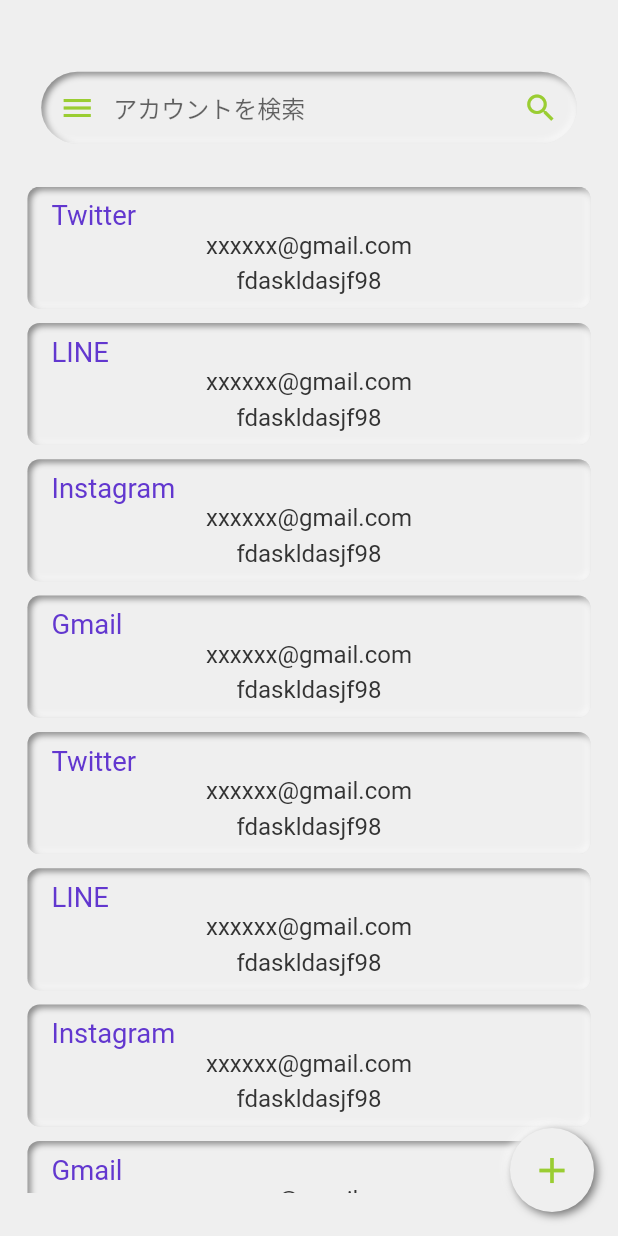
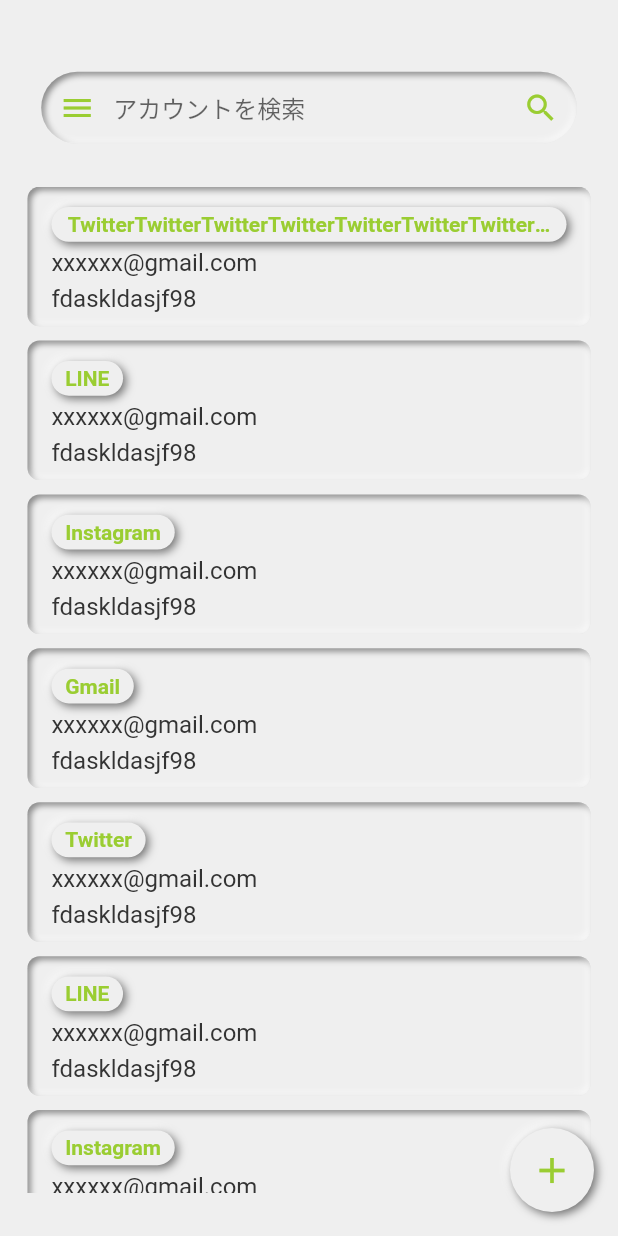
Before and after one commit to nowvilla-physi/account-management-ledger, a Flutter app: the screen it shows after launch, on a phone screen of 412 x 824 dp. Run offline on Flutter 3.47's test engine with Material 2 defaults, Android fonts, the phone set to English and light mode, and no system bars; drawn by our look-alikes of flutter_neumorphic, flutter_slidable; our stand-ins replace flutter_screenutil, freezed_annotation, logger, modal_bottom_sheet; statements that could not run were skipped.

Commit message:
アカウントタイルを実装した。

```diff
--- a/lib/app.dart
+++ b/lib/app.dart
@@ -8,7 +8,7 @@ class App extends StatelessWidget {
   @override
   Widget build(BuildContext context) {
     final data = [
-      Account("Twitter", "xxxxxx@gmail.com", "fdaskldasjf98"),
+      Account("TwitterTwitterTwitterTwitterTwitterTwitterTwitterTwitter", "xxxxxx@gmail.com", "fdaskldasjf98"),
       Account("LINE", "xxxxxx@gmail.com", "fdaskldasjf98"),
       Account("Instagram", "xxxxxx@gmail.com", "fdaskldasjf98"),
       Account("Gmail", "xxxxxx@gmail.com", "fdaskldasjf98"),
--- a/lib/component/account_tile.dart
+++ b/lib/component/account_tile.dart
@@ -1,4 +1,3 @@
-import 'package:flutter/material.dart';
 import 'package:flutter_neumorphic/flutter_neumorphic.dart';
 import 'package:flutter_slidable/flutter_slidable.dart';
 import 'package:flutter_screenutil/flutter_screenutil.dart';
@@ -16,6 +15,8 @@ class AccountTile extends StatefulWidget {
 class _AccountTileState extends State<AccountTile> {
   late final _account = widget.account;
 
+  late final _modal = AppModal(context);
+
   @override
   Widget build(BuildContext context) {
     return Neumorphic(
@@ -28,16 +29,39 @@ class _AccountTileState extends State<AccountTile> {
         key: UniqueKey(),
         endActionPane: const ActionPane(
           motion: StretchMotion(),
-          children: [],
+          children: [
+            SlidableAction(
+              backgroundColor: AppColors.red,
+              foregroundColor: Colors.white,
+              icon: Icons.delete,
+              label: Strings.deleteLabel,
+              onPressed: null,
+            ),
+          ],
         ),
         child: ListTile(
-          title: Text(
-            _account.service,
-            style: TextStyle(fontSize: 16.sp, color: AppColors.accentColor),
-            overflow: TextOverflow.ellipsis,
-          ),
           subtitle: Column(
+            crossAxisAlignment: CrossAxisAlignment.start,
             children: <Widget>[
+              NeumorphicButton(
+                style: const NeumorphicStyle(
+                  boxShape: NeumorphicBoxShape.stadium(),
+                ),
+                margin: EdgeInsets.symmetric(vertical: 4.h),
+                padding: EdgeInsets.symmetric(horizontal: 8.w, vertical: 3.h),
+                child: Text(
+                  _account.service,
+                  textAlign: TextAlign.center,
+                  style: const TextStyle(
+                    color: AppColors.mainColor,
+                    overflow: TextOverflow.ellipsis,
+                    fontWeight: FontWeight.bold,
+                  ),
+                ),
+                onPressed: () {
+                  _modal.showModal(OpenType.edit, _account);
+                },
+              ),
               Text(
                 _account.id,
                 style: TextStyle(fontSize: 14.sp, color: AppColors.black),
--- a/lib/constant/colors.dart
+++ b/lib/constant/colors.dart
@@ -7,6 +7,7 @@ class AppColors {
   static const white = Color(0xFFFFFFFF);
   static const gray = Color(0xFFC4C4C4);
   static const black = Color(0xFF333333);
+  static const red = Color(0xFFF53A32);
 }
 
 class AppMaterialColor {
--- a/lib/constant/strings.dart
+++ b/lib/constant/strings.dart
@@ -7,6 +7,7 @@ class Strings {
   static const serviceLabel = 'サービス名';
   static const idLabel = 'ID(メールアドレス)';
   static const passwordLabel = 'パスワード';
+  static const deleteLabel = '削除';
 
   // Button.
   static const addButton = '追加する';
--- a/lib/ui_core/modal.dart
+++ b/lib/ui_core/modal.dart
@@ -12,7 +12,7 @@ class AppModal {
   });
 
   /// [type]に応じたボトムシートを表示する
-  void showModal(OpenType type) {
+  void showModal(OpenType type, [Account? account]) {
     showCupertinoModalBottomSheet(
       context: context,
       builder: (context) {
@@ -44,18 +44,21 @@ class AppModal {
                   NeumorphicTextField(
                     label: Strings.serviceLabel,
                     icon: Icons.local_offer,
+                    initialValue: account?.service,
                     onChange: _onchange,
                   ),
                   SizedBox(height: 8.h),
                   NeumorphicTextField(
                     label: Strings.idLabel,
                     icon: Icons.face,
+                    initialValue: account?.id,
                     onChange: _onchange,
                   ),
                   SizedBox(height: 8.h),
                   NeumorphicTextField(
                     label: Strings.passwordLabel,
                     icon: Icons.lock,
+                    initialValue: account?.password,
                     onChange: _onchange,
                   ),
                   SizedBox(height: 32.h),
```
